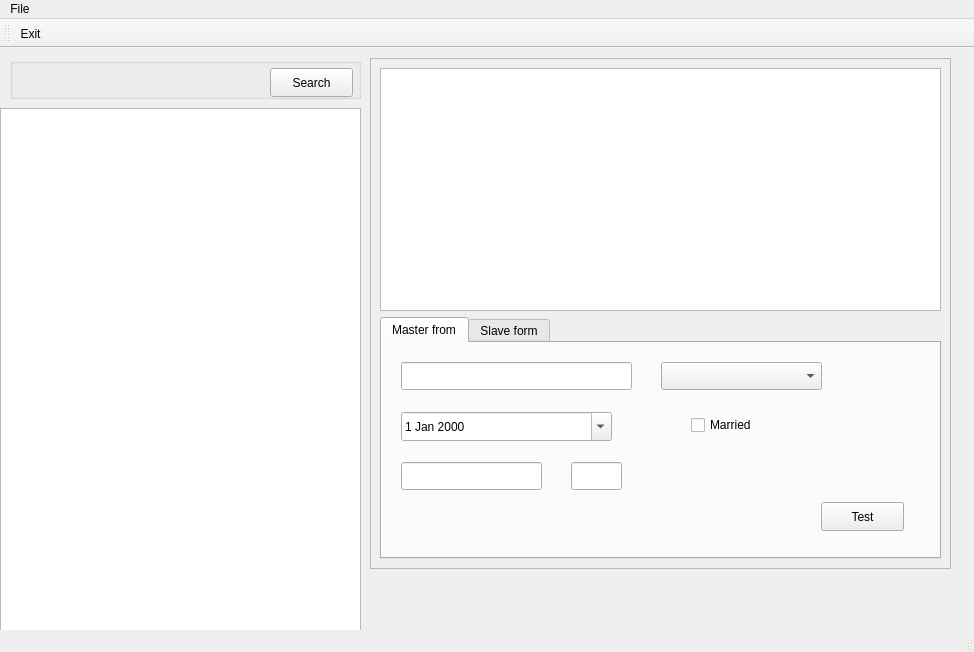
Before: the Qt Designer form source/frontend/source/ItemModelTestUI/MainWindow.ui in tsvari/Medicon, drawn with Qt 5.
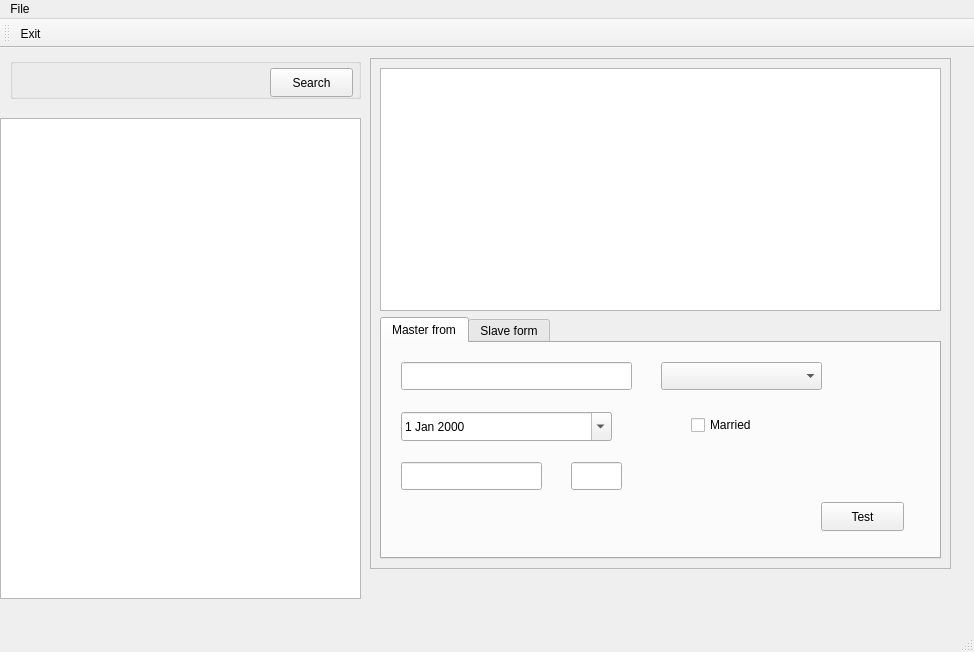
After: the same form once the commit is applied. Icons and pictures are not drawn. Custom widgets are drawn as their Qt base class.

Commit message: Scrolling improvement for table views

```diff
--- a/source/frontend/source/ItemModelTestUI/MainWindow.ui
+++ b/source/frontend/source/ItemModelTestUI/MainWindow.ui
@@ -204,11 +204,17 @@
     <property name="geometry">
      <rect>
       <x>0</x>
-      <y>60</y>
+      <y>70</y>
       <width>361</width>
-      <height>541</height>
+      <height>481</height>
      </rect>
     </property>
+    <property name="horizontalScrollBarPolicy">
+     <enum>Qt::ScrollBarPolicy::ScrollBarAsNeeded</enum>
+    </property>
+    <property name="sizeAdjustPolicy">
+     <enum>QAbstractScrollArea::SizeAdjustPolicy::AdjustToContentsOnFirstShow</enum>
+    </property>
     <property name="selectionMode">
      <enum>QAbstractItemView::SelectionMode::SingleSelection</enum>
     </property>
```
The commit also changes 1 other file.
